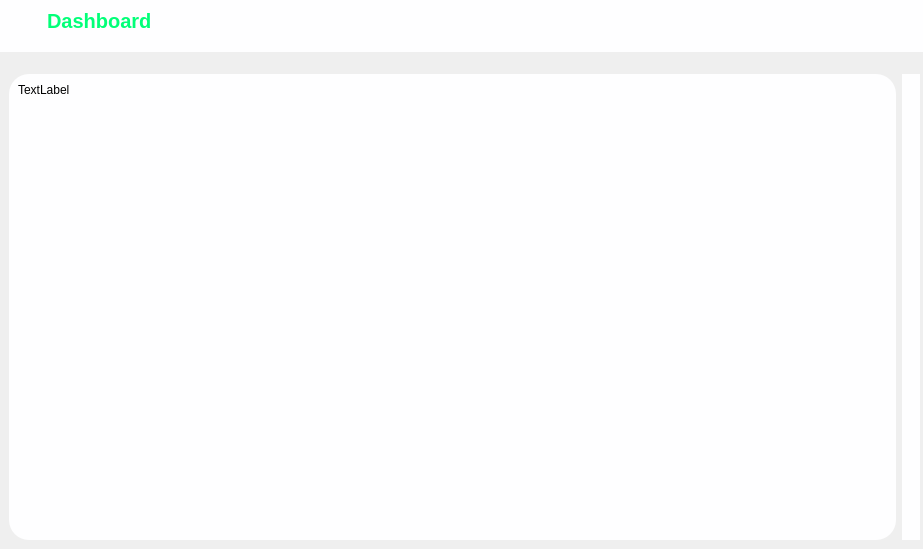
gjimec00/STDEvents, file src/Vista/carrito.ui: the form before one commit.
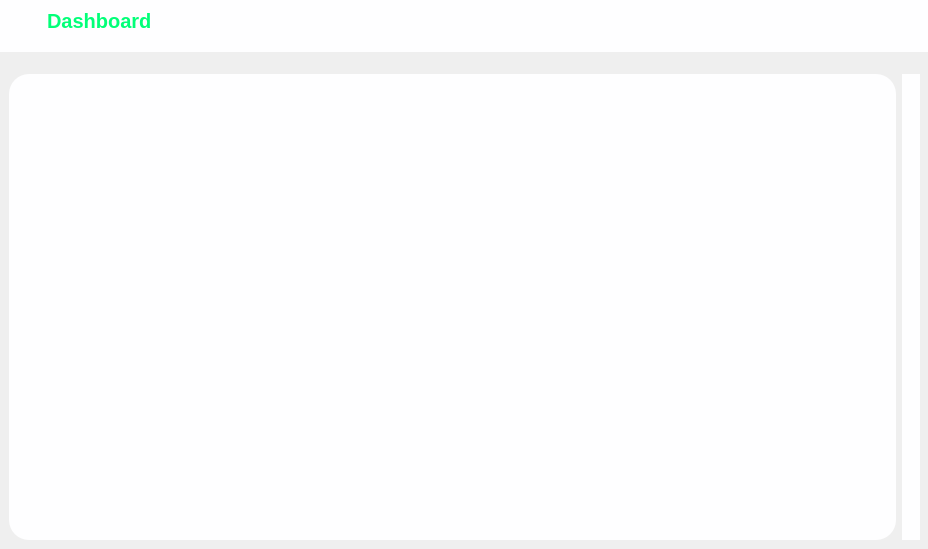
The form after the commit. Icons and pictures are not drawn.

Commit message: Avanzado carrito para mostrar los productos a comprar

```diff
--- a/src/Vista/carrito.ui
+++ b/src/Vista/carrito.ui
@@ -6,7 +6,7 @@
    <rect>
     <x>0</x>
     <y>0</y>
-    <width>923</width>
+    <width>928</width>
     <height>549</height>
    </rect>
   </property>
@@ -544,13 +544,6 @@
        <item>
         <widget class="QWidget" name="widget_4" native="true">
          <layout class="QVBoxLayout" name="verticalLayout_6">
-          <item>
-           <widget class="QLabel" name="label">
-            <property name="text">
-             <string>TextLabel</string>
-            </property>
-           </widget>
-          </item>
           <item>
            <widget class="QScrollArea" name="scrollArea">
             <property name="maximumSize">
@@ -568,7 +561,7 @@
                <x>0</x>
                <y>0</y>
                <width>500</width>
-               <height>400</height>
+               <height>445</height>
               </rect>
              </property>
             </widget>
```
Left out of the diff: 4 changed lines with no effect on the pictures. The commit also changes 3 other files.
